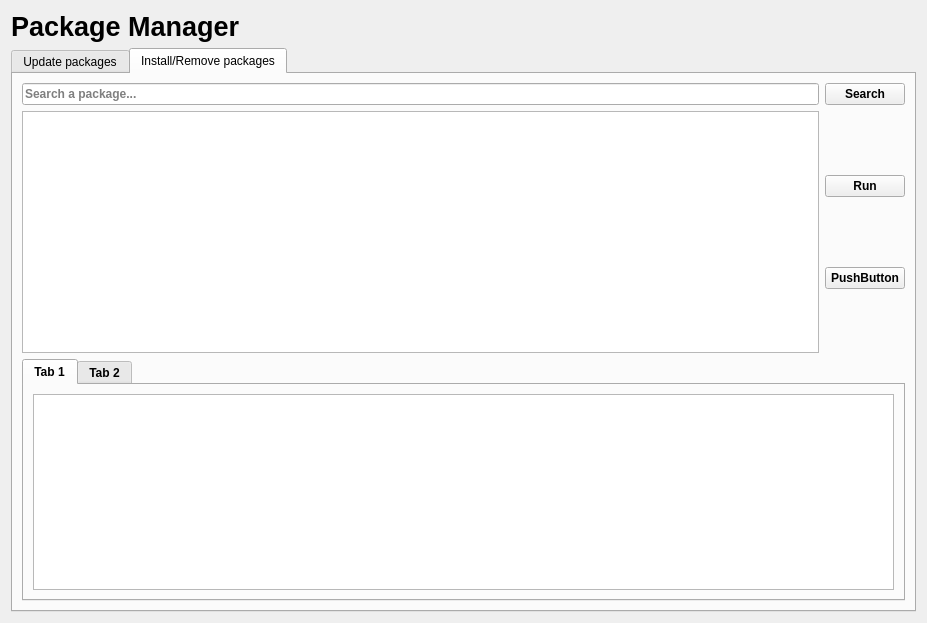
Qt form archcentral/ui/designer/packagemanager.ui (szabatoro/archcentral-thesis) before a commit.
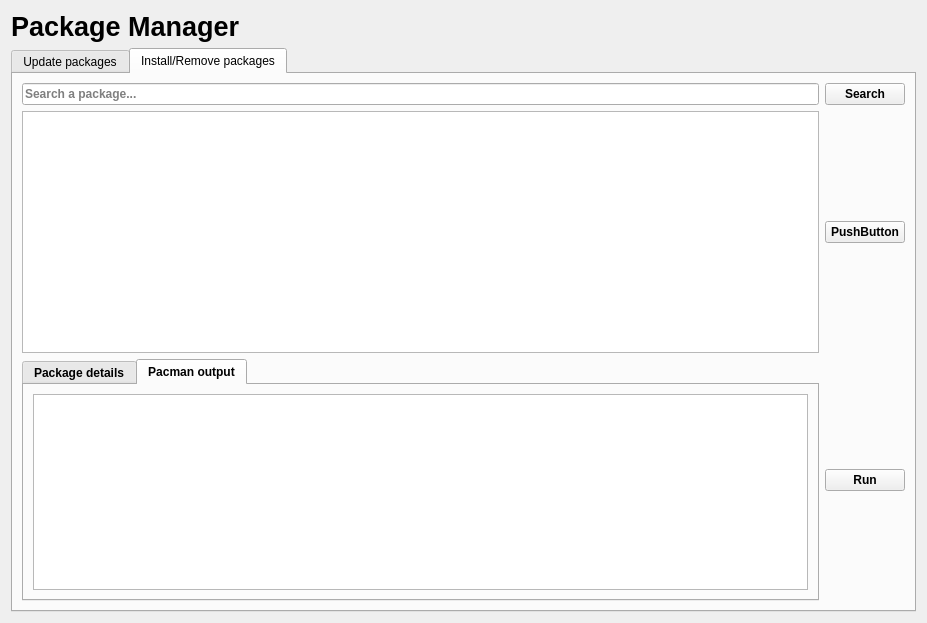
The same form after that commit.

Commit message: minor widget layout changes

The edit to the form file:
```diff
--- a/archcentral/ui/designer/packagemanager.ui
+++ b/archcentral/ui/designer/packagemanager.ui
@@ -132,14 +132,7 @@
          <item>
           <layout class="QVBoxLayout" name="verticalLayout_4">
            <item>
-            <widget class="QPushButton" name="run_transaction_button">
-             <property name="text">
-              <string>Run</string>
-             </property>
-            </widget>
-           </item>
-           <item>
-            <widget class="QPushButton" name="pushButton">
+            <widget class="QPushButton" name="pushButton_2">
              <property name="text">
               <string>PushButton</string>
              </property>
@@ -150,26 +143,42 @@
         </layout>
        </item>
        <item>
+        <layout class="QHBoxLayout" name="operations_layout">
+         <item>
         <widget class="QTabWidget" name="tabWidget">
          <property name="currentIndex">
-          <number>0</number>
-         </property>
-         <widget class="QWidget" name="tab">
+            <number>1</number>
+           </property>
+           <widget class="QWidget" name="package_details_tab">
           <attribute name="title">
-           <string>Tab 1</string>
-          </attribute>
-          <layout class="QVBoxLayout" name="verticalLayout_5">
+             <string>Package details</string>
+            </attribute>
+            <layout class="QVBoxLayout" name="verticalLayout_5"/>
+           </widget>
+           <widget class="QWidget" name="pacman_output_tab">
+            <attribute name="title">
+             <string>Pacman output</string>
+            </attribute>
+            <layout class="QVBoxLayout" name="verticalLayout_6">
            <item>
             <widget class="QPlainTextEdit" name="pacman_output_tr"/>
            </item>
           </layout>
          </widget>
-         <widget class="QWidget" name="tab_2">
-          <attribute name="title">
-           <string>Tab 2</string>
-          </attribute>
-         </widget>
-        </widget>
+          </widget>
+         </item>
+         <item>
+          <layout class="QVBoxLayout" name="operation_buttons_layout">
+           <item>
+            <widget class="QPushButton" name="run_transaction_button">
+             <property name="text">
+              <string>Run</string>
+             </property>
+            </widget>
+           </item>
+          </layout>
+         </item>
+        </layout>
        </item>
       </layout>
      </widget>
```
Left out of the diff: 10 changed lines with no effect on the pictures. Lines whose indentation alone changed are shown as unchanged. The commit also changes 1 other file.
